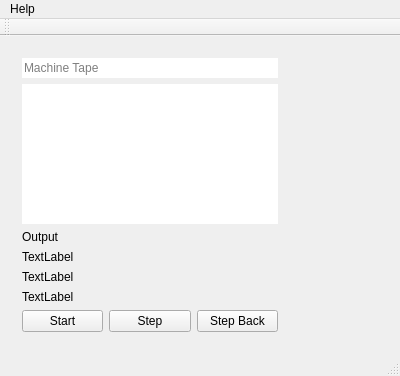
Qt form TuringMachine/mainwindow.ui (RicardoBusta/teoria-computacao-ufc) before a commit.
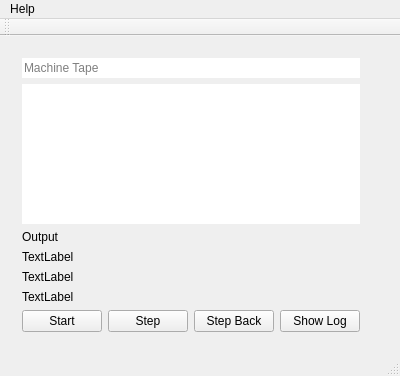
The same form after that commit. Custom widgets are drawn as their Qt base class.

What changed in the file:
```diff
--- a/TuringMachine/mainwindow.ui
+++ b/TuringMachine/mainwindow.ui
@@ -126,6 +126,13 @@
            </property>
           </widget>
          </item>
+         <item>
+          <widget class="QPushButton" name="machine_log">
+           <property name="text">
+            <string>Show Log</string>
+           </property>
+          </widget>
+         </item>
         </layout>
        </item>
       </layout>
```
Left out of the diff: 6 changed lines with no effect on the pictures.
